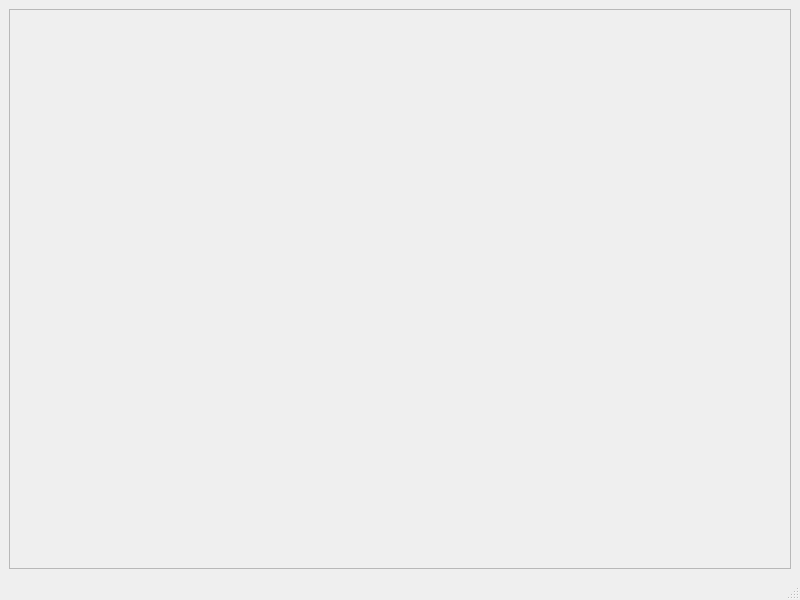
First picture: the form in mainwindow.ui, repository B3R63R/ChessApp, before the edit.
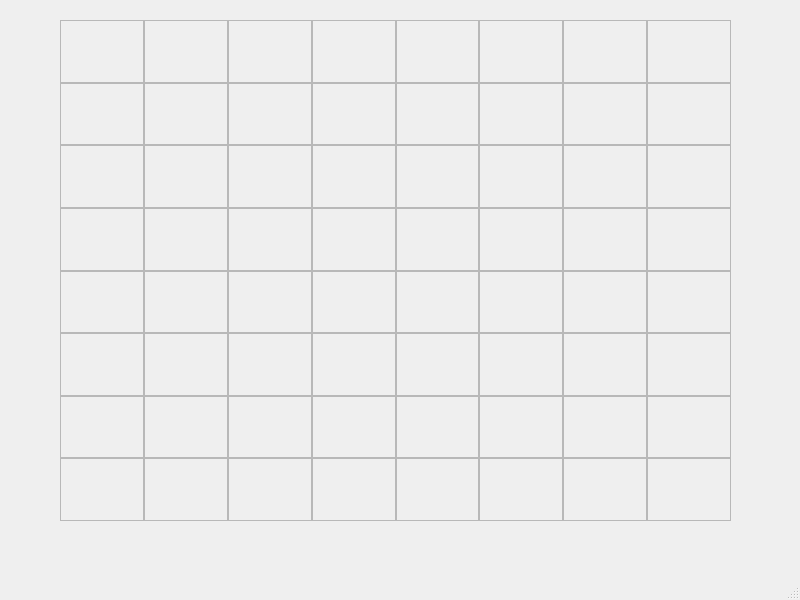
Second picture: the form after the edit. Icons and pictures are not drawn.

Commit message: create GUI board (prototype)

The edit to the form file:
```diff
--- a/mainwindow.ui
+++ b/mainwindow.ui
@@ -14,29 +14,661 @@
    <string>MainWindow</string>
   </property>
   <widget class="QWidget" name="centralwidget">
-   <layout class="QHBoxLayout" name="horizontalLayout">
-    <item>
-     <widget class="QFrame" name="frame">
-      <property name="maximumSize">
-       <size>
-        <width>800</width>
-        <height>800</height>
-       </size>
-      </property>
-      <property name="styleSheet">
-       <string notr="true">QFrame {
-	border-image: url(:/resource/img/board.png);
-}</string>
-      </property>
-      <property name="frameShape">
-       <enum>QFrame::Shape::StyledPanel</enum>
-      </property>
-      <property name="frameShadow">
-       <enum>QFrame::Shadow::Raised</enum>
-      </property>
-     </widget>
-    </item>
-   </layout>
+   <widget class="QWidget" name="gridLayoutWidget">
+    <property name="geometry">
+     <rect>
+      <x>60</x>
+      <y>20</y>
+      <width>671</width>
+      <height>501</height>
+     </rect>
+    </property>
+    <layout class="QGridLayout" name="gridLayout">
+     <property name="spacing">
+      <number>0</number>
+     </property>
+     <item row="1" column="1">
+      <widget class="QFrame" name="frame_9">
+       <property name="frameShape">
+        <enum>QFrame::Shape::StyledPanel</enum>
+       </property>
+       <property name="frameShadow">
+        <enum>QFrame::Shadow::Raised</enum>
+       </property>
+      </widget>
+     </item>
+     <item row="4" column="1">
+      <widget class="QFrame" name="frame_12">
+       <property name="frameShape">
+        <enum>QFrame::Shape::StyledPanel</enum>
+       </property>
+       <property name="frameShadow">
+        <enum>QFrame::Shadow::Raised</enum>
+       </property>
+      </widget>
+     </item>
+     <item row="0" column="3">
+      <widget class="QFrame" name="frame_5">
+       <property name="frameShape">
+        <enum>QFrame::Shape::StyledPanel</enum>
+       </property>
+       <property name="frameShadow">
+        <enum>QFrame::Shadow::Raised</enum>
+       </property>
+      </widget>
+     </item>
+     <item row="6" column="1">
+      <widget class="QFrame" name="frame_14">
+       <property name="frameShape">
+        <enum>QFrame::Shape::StyledPanel</enum>
+       </property>
+       <property name="frameShadow">
+        <enum>QFrame::Shadow::Raised</enum>
+       </property>
+      </widget>
+     </item>
+     <item row="2" column="1">
+      <widget class="QFrame" name="frame_10">
+       <property name="frameShape">
+        <enum>QFrame::Shape::StyledPanel</enum>
+       </property>
+       <property name="frameShadow">
+        <enum>QFrame::Shadow::Raised</enum>
+       </property>
+      </widget>
+     </item>
+     <item row="0" column="6">
+      <widget class="QFrame" name="frame_3">
+       <property name="frameShape">
+        <enum>QFrame::Shape::StyledPanel</enum>
+       </property>
+       <property name="frameShadow">
+        <enum>QFrame::Shadow::Raised</enum>
+       </property>
+      </widget>
+     </item>
+     <item row="0" column="0">
+      <widget class="QFrame" name="frame_8">
+       <property name="frameShape">
+        <enum>QFrame::Shape::StyledPanel</enum>
+       </property>
+       <property name="frameShadow">
+        <enum>QFrame::Shadow::Raised</enum>
+       </property>
+      </widget>
+     </item>
+     <item row="3" column="1">
+      <widget class="QFrame" name="frame_11">
+       <property name="frameShape">
+        <enum>QFrame::Shape::StyledPanel</enum>
+       </property>
+       <property name="frameShadow">
+        <enum>QFrame::Shadow::Raised</enum>
+       </property>
+      </widget>
+     </item>
+     <item row="0" column="1">
+      <widget class="QFrame" name="frame_7">
+       <property name="frameShape">
+        <enum>QFrame::Shape::StyledPanel</enum>
+       </property>
+       <property name="frameShadow">
+        <enum>QFrame::Shadow::Raised</enum>
+       </property>
+      </widget>
+     </item>
+     <item row="0" column="7">
+      <widget class="QFrame" name="frame_4">
+       <property name="frameShape">
+        <enum>QFrame::Shape::StyledPanel</enum>
+       </property>
+       <property name="frameShadow">
+        <enum>QFrame::Shadow::Raised</enum>
+       </property>
+      </widget>
+     </item>
+     <item row="0" column="4">
+      <widget class="QFrame" name="frame">
+       <property name="frameShape">
+        <enum>QFrame::Shape::StyledPanel</enum>
+       </property>
+       <property name="frameShadow">
+        <enum>QFrame::Shadow::Raised</enum>
+       </property>
+      </widget>
+     </item>
+     <item row="5" column="1">
+      <widget class="QFrame" name="frame_13">
+       <property name="frameShape">
+        <enum>QFrame::Shape::StyledPanel</enum>
+       </property>
+       <property name="frameShadow">
+        <enum>QFrame::Shadow::Raised</enum>
+       </property>
+      </widget>
+     </item>
+     <item row="0" column="5">
+      <widget class="QFrame" name="frame_2">
+       <property name="frameShape">
+        <enum>QFrame::Shape::StyledPanel</enum>
+       </property>
+       <property name="frameShadow">
+        <enum>QFrame::Shadow::Raised</enum>
+       </property>
+      </widget>
+     </item>
+     <item row="0" column="2">
+      <widget class="QFrame" name="frame_6">
+       <property name="frameShape">
+        <enum>QFrame::Shape::StyledPanel</enum>
+       </property>
+       <property name="frameShadow">
+        <enum>QFrame::Shadow::Raised</enum>
+       </property>
+      </widget>
+     </item>
+     <item row="7" column="1">
+      <widget class="QFrame" name="frame_15">
+       <property name="frameShape">
+        <enum>QFrame::Shape::StyledPanel</enum>
+       </property>
+       <property name="frameShadow">
+        <enum>QFrame::Shadow::Raised</enum>
+       </property>
+      </widget>
+     </item>
+     <item row="1" column="0">
+      <widget class="QFrame" name="frame_16">
+       <property name="frameShape">
+        <enum>QFrame::Shape::StyledPanel</enum>
+       </property>
+       <property name="frameShadow">
+        <enum>QFrame::Shadow::Raised</enum>
+       </property>
+      </widget>
+     </item>
+     <item row="2" column="0">
+      <widget class="QFrame" name="frame_17">
+       <property name="frameShape">
+        <enum>QFrame::Shape::StyledPanel</enum>
+       </property>
+       <property name="frameShadow">
+        <enum>QFrame::Shadow::Raised</enum>
+       </property>
+      </widget>
+     </item>
+     <item row="3" column="0">
+      <widget class="QFrame" name="frame_18">
+       <property name="frameShape">
+        <enum>QFrame::Shape::StyledPanel</enum>
+       </property>
+       <property name="frameShadow">
+        <enum>QFrame::Shadow::Raised</enum>
+       </property>
+      </widget>
+     </item>
+     <item row="4" column="0">
+      <widget class="QFrame" name="frame_19">
+       <property name="frameShape">
+        <enum>QFrame::Shape::StyledPanel</enum>
+       </property>
+       <property name="frameShadow">
+        <enum>QFrame::Shadow::Raised</enum>
+       </property>
+      </widget>
+     </item>
+     <item row="5" column="0">
+      <widget class="QFrame" name="frame_20">
+       <property name="frameShape">
+        <enum>QFrame::Shape::StyledPanel</enum>
+       </property>
+       <property name="frameShadow">
+        <enum>QFrame::Shadow::Raised</enum>
+       </property>
+      </widget>
+     </item>
+     <item row="6" column="0">
+      <widget class="QFrame" name="frame_21">
+       <property name="frameShape">
+        <enum>QFrame::Shape::StyledPanel</enum>
+       </property>
+       <property name="frameShadow">
+        <enum>QFrame::Shadow::Raised</enum>
+       </property>
+      </widget>
+     </item>
+     <item row="7" column="0">
+      <widget class="QFrame" name="frame_22">
+       <property name="frameShape">
+        <enum>QFrame::Shape::StyledPanel</enum>
+       </property>
+       <property name="frameShadow">
+        <enum>QFrame::Shadow::Raised</enum>
+       </property>
+      </widget>
+     </item>
+     <item row="1" column="2">
+      <widget class="QFrame" name="frame_23">
+       <property name="frameShape">
+        <enum>QFrame::Shape::StyledPanel</enum>
+       </property>
+       <property name="frameShadow">
+        <enum>QFrame::Shadow::Raised</enum>
+       </property>
+      </widget>
+     </item>
+     <item row="2" column="2">
+      <widget class="QFrame" name="frame_24">
+       <property name="frameShape">
+        <enum>QFrame::Shape::StyledPanel</enum>
+       </property>
+       <property name="frameShadow">
+        <enum>QFrame::Shadow::Raised</enum>
+       </property>
+      </widget>
+     </item>
+     <item row="3" column="2">
+      <widget class="QFrame" name="frame_25">
+       <property name="frameShape">
+        <enum>QFrame::Shape::StyledPanel</enum>
+       </property>
+       <property name="frameShadow">
+        <enum>QFrame::Shadow::Raised</enum>
+       </property>
+      </widget>
+     </item>
+     <item row="4" column="2">
+      <widget class="QFrame" name="frame_26">
+       <property name="frameShape">
+        <enum>QFrame::Shape::StyledPanel</enum>
+       </property>
+       <property name="frameShadow">
+        <enum>QFrame::Shadow::Raised</enum>
+       </property>
+      </widget>
+     </item>
+     <item row="5" column="2">
+      <widget class="QFrame" name="frame_27">
+       <property name="frameShape">
+        <enum>QFrame::Shape::StyledPanel</enum>
+       </property>
+       <property name="frameShadow">
+        <enum>QFrame::Shadow::Raised</enum>
+       </property>
+      </widget>
+     </item>
+     <item row="6" column="2">
+      <widget class="QFrame" name="frame_28">
+       <property name="frameShape">
+        <enum>QFrame::Shape::StyledPanel</enum>
+       </property>
+       <property name="frameShadow">
+        <enum>QFrame::Shadow::Raised</enum>
+       </property>
+      </widget>
+     </item>
+     <item row="7" column="2">
+      <widget class="QFrame" name="frame_29">
+       <property name="frameShape">
+        <enum>QFrame::Shape::StyledPanel</enum>
+       </property>
+       <property name="frameShadow">
+        <enum>QFrame::Shadow::Raised</enum>
+       </property>
+      </widget>
+     </item>
+     <item row="1" column="3">
+      <widget class="QFrame" name="frame_30">
+       <property name="frameShape">
+        <enum>QFrame::Shape::StyledPanel</enum>
+       </property>
+       <property name="frameShadow">
+        <enum>QFrame::Shadow::Raised</enum>
+       </property>
+      </widget>
+     </item>
+     <item row="2" column="3">
+      <widget class="QFrame" name="frame_31">
+       <property name="frameShape">
+        <enum>QFrame::Shape::StyledPanel</enum>
+       </property>
+       <property name="frameShadow">
+        <enum>QFrame::Shadow::Raised</enum>
+       </property>
+      </widget>
+     </item>
+     <item row="3" column="3">
+      <widget class="QFrame" name="frame_32">
+       <property name="frameShape">
+        <enum>QFrame::Shape::StyledPanel</enum>
+       </property>
+       <property name="frameShadow">
+        <enum>QFrame::Shadow::Raised</enum>
+       </property>
+      </widget>
+     </item>
+     <item row="4" column="3">
+      <widget class="QFrame" name="frame_33">
+       <property name="frameShape">
+        <enum>QFrame::Shape::StyledPanel</enum>
+       </property>
+       <property name="frameShadow">
+        <enum>QFrame::Shadow::Raised</enum>
+       </property>
+      </widget>
+     </item>
+     <item row="5" column="3">
+      <widget class="QFrame" name="frame_34">
+       <property name="frameShape">
+        <enum>QFrame::Shape::StyledPanel</enum>
+       </property>
+       <property name="frameShadow">
+        <enum>QFrame::Shadow::Raised</enum>
+       </property>
+      </widget>
+     </item>
+     <item row="6" column="3">
+      <widget class="QFrame" name="frame_35">
+       <property name="frameShape">
+        <enum>QFrame::Shape::StyledPanel</enum>
+       </property>
+       <property name="frameShadow">
+        <enum>QFrame::Shadow::Raised</enum>
+       </property>
+      </widget>
+     </item>
+     <item row="7" column="3">
+      <widget class="QFrame" name="frame_36">
+       <property name="frameShape">
+        <enum>QFrame::Shape::StyledPanel</enum>
+       </property>
+       <property name="frameShadow">
+        <enum>QFrame::Shadow::Raised</enum>
+       </property>
+      </widget>
+     </item>
+     <item row="1" column="4">
+      <widget class="QFrame" name="frame_37">
+       <property name="frameShape">
+        <enum>QFrame::Shape::StyledPanel</enum>
+       </property>
+       <property name="frameShadow">
+        <enum>QFrame::Shadow::Raised</enum>
+       </property>
+      </widget>
+     </item>
+     <item row="2" column="4">
+      <widget class="QFrame" name="frame_38">
+       <property name="frameShape">
+        <enum>QFrame::Shape::StyledPanel</enum>
+       </property>
+       <property name="frameShadow">
+        <enum>QFrame::Shadow::Raised</enum>
+       </property>
+      </widget>
+     </item>
+     <item row="3" column="4">
+      <widget class="QFrame" name="frame_39">
+       <property name="frameShape">
+        <enum>QFrame::Shape::StyledPanel</enum>
+       </property>
+       <property name="frameShadow">
+        <enum>QFrame::Shadow::Raised</enum>
+       </property>
+      </widget>
+     </item>
+     <item row="4" column="4">
+      <widget class="QFrame" name="frame_40">
+       <property name="frameShape">
+        <enum>QFrame::Shape::StyledPanel</enum>
+       </property>
+       <property name="frameShadow">
+        <enum>QFrame::Shadow::Raised</enum>
+       </property>
+      </widget>
+     </item>
+     <item row="5" column="4">
+      <widget class="QFrame" name="frame_41">
+       <property name="frameShape">
+        <enum>QFrame::Shape::StyledPanel</enum>
+       </property>
+       <property name="frameShadow">
+        <enum>QFrame::Shadow::Raised</enum>
+       </property>
+      </widget>
+     </item>
+     <item row="6" column="4">
+      <widget class="QFrame" name="frame_42">
+       <property name="frameShape">
+        <enum>QFrame::Shape::StyledPanel</enum>
+       </property>
+       <property name="frameShadow">
+        <enum>QFrame::Shadow::Raised</enum>
+       </property>
+      </widget>
+     </item>
+     <item row="7" column="4">
+      <widget class="QFrame" name="frame_43">
+       <property name="frameShape">
+        <enum>QFrame::Shape::StyledPanel</enum>
+       </property>
+       <property name="frameShadow">
+        <enum>QFrame::Shadow::Raised</enum>
+       </property>
+      </widget>
+     </item>
+     <item row="1" column="5">
+      <widget class="QFrame" name="frame_44">
+       <property name="frameShape">
+        <enum>QFrame::Shape::StyledPanel</enum>
+       </property>
+       <property name="frameShadow">
+        <enum>QFrame::Shadow::Raised</enum>
+       </property>
+      </widget>
+     </item>
+     <item row="2" column="5">
+      <widget class="QFrame" name="frame_45">
+       <property name="frameShape">
+        <enum>QFrame::Shape::StyledPanel</enum>
+       </property>
+       <property name="frameShadow">
+        <enum>QFrame::Shadow::Raised</enum>
+       </property>
+      </widget>
+     </item>
+     <item row="3" column="5">
+      <widget class="QFrame" name="frame_46">
+       <property name="frameShape">
+        <enum>QFrame::Shape::StyledPanel</enum>
+       </property>
+       <property name="frameShadow">
+        <enum>QFrame::Shadow::Raised</enum>
+       </property>
+      </widget>
+     </item>
+     <item row="4" column="5">
+      <widget class="QFrame" name="frame_47">
+       <property name="frameShape">
+        <enum>QFrame::Shape::StyledPanel</enum>
+       </property>
+       <property name="frameShadow">
+        <enum>QFrame::Shadow::Raised</enum>
+       </property>
+      </widget>
+     </item>
+     <item row="5" column="5">
+      <widget class="QFrame" name="frame_48">
+       <property name="frameShape">
+        <enum>QFrame::Shape::StyledPanel</enum>
+       </property>
+       <property name="frameShadow">
+        <enum>QFrame::Shadow::Raised</enum>
+       </property>
+      </widget>
+     </item>
+     <item row="6" column="5">
+      <widget class="QFrame" name="frame_49">
+       <property name="frameShape">
+        <enum>QFrame::Shape::StyledPanel</enum>
+       </property>
+       <property name="frameShadow">
+        <enum>QFrame::Shadow::Raised</enum>
+       </property>
+      </widget>
+     </item>
+     <item row="7" column="5">
+      <widget class="QFrame" name="frame_50">
+       <property name="frameShape">
+        <enum>QFrame::Shape::StyledPanel</enum>
+       </property>
+       <property name="frameShadow">
+        <enum>QFrame::Shadow::Raised</enum>
+       </property>
+      </widget>
+     </item>
+     <item row="1" column="6">
+      <widget class="QFrame" name="frame_51">
+       <property name="frameShape">
+        <enum>QFrame::Shape::StyledPanel</enum>
+       </property>
+       <property name="frameShadow">
+        <enum>QFrame::Shadow::Raised</enum>
+       </property>
+      </widget>
+     </item>
+     <item row="2" column="6">
+      <widget class="QFrame" name="frame_52">
+       <property name="frameShape">
+        <enum>QFrame::Shape::StyledPanel</enum>
+       </property>
+       <property name="frameShadow">
+        <enum>QFrame::Shadow::Raised</enum>
+       </property>
+      </widget>
+     </item>
+     <item row="3" column="6">
+      <widget class="QFrame" name="frame_53">
+       <property name="frameShape">
+        <enum>QFrame::Shape::StyledPanel</enum>
+       </property>
+       <property name="frameShadow">
+        <enum>QFrame::Shadow::Raised</enum>
+       </property>
+      </widget>
+     </item>
+     <item row="4" column="6">
+      <widget class="QFrame" name="frame_54">
+       <property name="frameShape">
+        <enum>QFrame::Shape::StyledPanel</enum>
+       </property>
+       <property name="frameShadow">
+        <enum>QFrame::Shadow::Raised</enum>
+       </property>
+      </widget>
+     </item>
+     <item row="5" column="6">
+      <widget class="QFrame" name="frame_55">
+       <property name="frameShape">
+        <enum>QFrame::Shape::StyledPanel</enum>
+       </property>
+       <property name="frameShadow">
+        <enum>QFrame::Shadow::Raised</enum>
+       </property>
+      </widget>
+     </item>
+     <item row="6" column="6">
+      <widget class="QFrame" name="frame_56">
+       <property name="frameShape">
+        <enum>QFrame::Shape::StyledPanel</enum>
+       </property>
+       <property name="frameShadow">
+        <enum>QFrame::Shadow::Raised</enum>
+       </property>
+      </widget>
+     </item>
+     <item row="7" column="6">
+      <widget class="QFrame" name="frame_57">
+       <property name="frameShape">
+        <enum>QFrame::Shape::StyledPanel</enum>
+       </property>
+       <property name="frameShadow">
+        <enum>QFrame::Shadow::Raised</enum>
+       </property>
+      </widget>
+     </item>
+     <item row="1" column="7">
+      <widget class="QFrame" name="frame_58">
+       <property name="frameShape">
+        <enum>QFrame::Shape::StyledPanel</enum>
+       </property>
+       <property name="frameShadow">
+        <enum>QFrame::Shadow::Raised</enum>
+       </property>
+      </widget>
+     </item>
+     <item row="2" column="7">
+      <widget class="QFrame" name="frame_59">
+       <property name="frameShape">
+        <enum>QFrame::Shape::StyledPanel</enum>
+       </property>
+       <property name="frameShadow">
+        <enum>QFrame::Shadow::Raised</enum>
+       </property>
+      </widget>
+     </item>
+     <item row="3" column="7">
+      <widget class="QFrame" name="frame_60">
+       <property name="frameShape">
+        <enum>QFrame::Shape::StyledPanel</enum>
+       </property>
+       <property name="frameShadow">
+        <enum>QFrame::Shadow::Raised</enum>
+       </property>
+      </widget>
+     </item>
+     <item row="4" column="7">
+      <widget class="QFrame" name="frame_61">
+       <property name="frameShape">
+        <enum>QFrame::Shape::StyledPanel</enum>
+       </property>
+       <property name="frameShadow">
+        <enum>QFrame::Shadow::Raised</enum>
+       </property>
+      </widget>
+     </item>
+     <item row="5" column="7">
+      <widget class="QFrame" name="frame_62">
+       <property name="frameShape">
+        <enum>QFrame::Shape::StyledPanel</enum>
+       </property>
+       <property name="frameShadow">
+        <enum>QFrame::Shadow::Raised</enum>
+       </property>
+      </widget>
+     </item>
+     <item row="6" column="7">
+      <widget class="QFrame" name="frame_63">
+       <property name="frameShape">
+        <enum>QFrame::Shape::StyledPanel</enum>
+       </property>
+       <property name="frameShadow">
+        <enum>QFrame::Shadow::Raised</enum>
+       </property>
+      </widget>
+     </item>
+     <item row="7" column="7">
+      <widget class="QFrame" name="frame_64">
+       <property name="frameShape">
+        <enum>QFrame::Shape::StyledPanel</enum>
+       </property>
+       <property name="frameShadow">
+        <enum>QFrame::Shadow::Raised</enum>
+       </property>
+      </widget>
+     </item>
+    </layout>
+   </widget>
   </widget>
   <widget class="QMenuBar" name="menubar">
    <property name="geometry">
```
The commit also changes 7 other files.
